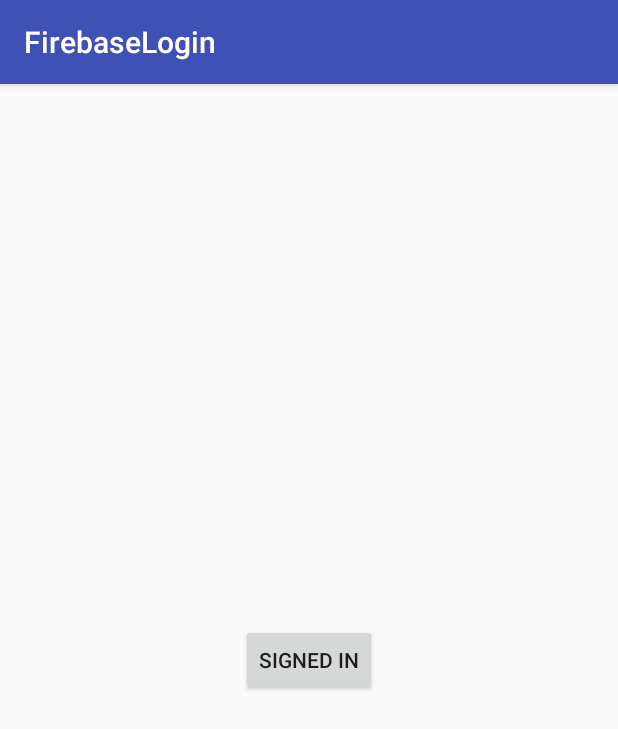
After one commit to ye-lin-aung/Android-Login, an Android app: the LoggedInActivity screen opened directly, with no data from a screen before it, on a phone screen of 412 x 824 dp. The commit adds this screen. Shown: the top 729 px of the screen. Run offline under Robolectric (Android 15) with nearby library versions, the phone set to English and light mode, and no system bars; our stand-ins replace data binding.

Commit message:
Added New Signed In Activity

```diff
--- a/FirebaseLogin/app/src/main/AndroidManifest.xml
+++ b/FirebaseLogin/app/src/main/AndroidManifest.xml
@@ -1,30 +1,32 @@
 <?xml version="1.0" encoding="utf-8"?>
 <manifest xmlns:android="http://schemas.android.com/apk/res/android"
-    package="com.yelinaung.firebaselogin" >
+    package="com.yelinaung.firebaselogin">
 
-    <uses-permission android:name="android.permission.INTERNET" />
+    <uses-permission android:name="android.permission.INTERNET"/>
 
     <!-- To auto-complete the email text field in the login form with the user's emails -->
-    <uses-permission android:name="android.permission.GET_ACCOUNTS" />
-    <uses-permission android:name="android.permission.READ_PROFILE" />
-    <uses-permission android:name="android.permission.READ_CONTACTS" />
+    <uses-permission android:name="android.permission.GET_ACCOUNTS"/>
+    <uses-permission android:name="android.permission.READ_PROFILE"/>
+    <uses-permission android:name="android.permission.READ_CONTACTS"/>
 
     <application
         android:allowBackup="true"
         android:icon="@mipmap/ic_launcher"
         android:label="@string/app_name"
         android:supportsRtl="true"
-        android:theme="@style/AppTheme" >
+        android:theme="@style/AppTheme">
         <meta-data
             android:name="com.facebook.sdk.ApplicationId"
-            android:value="@string/facebook_app_id" />
+            android:value="@string/facebook_app_id"/>
 
-        <activity android:name=".MainActivity" >
+        <activity android:name=".MainActivity">
             <intent-filter>
-                <action android:name="android.intent.action.MAIN" />
+                <action android:name="android.intent.action.MAIN"/>
 
-                <category android:name="android.intent.category.LAUNCHER" />
+                <category android:name="android.intent.category.LAUNCHER"/>
             </intent-filter>
+        </activity>
+        <activity android:name=".LoggedInActivity">
         </activity>
     </application>
 
--- /dev/null
+++ b/FirebaseLogin/app/src/main/java/com/yelinaung/firebaselogin/LoggedInActivity.kt
@@ -0,0 +1,12 @@
+package com.yelinaung.firebaselogin
+
+import android.os.Bundle
+import android.support.v7.app.AppCompatActivity
+
+class LoggedInActivity : AppCompatActivity() {
+
+    override fun onCreate(savedInstanceState: Bundle?) {
+        super.onCreate(savedInstanceState)
+        setContentView(R.layout.activity_logged_in)
+    }
+}
--- a/FirebaseLogin/app/src/main/java/com/yelinaung/firebaselogin/User.kt
+++ /dev/null
@@ -1,20 +0,0 @@
-package com.yelinaung.firebaselogin
-
-import kotlin.properties.Delegates
-
-/**
- * Created by user on 7/19/16.
- */
-
-class User(var ogName: String) {
-
-    var name: String by Delegates.observable("<no name>") { prop, old, new ->
-        println("$old -> $new")
-
-    }
-
-    var us: User by Delegates.observable(User("")){ prop, old, new ->
-
-    }
-
-}
--- /dev/null
+++ b/FirebaseLogin/app/src/main/res/layout/activity_logged_in.xml
@@ -0,0 +1,22 @@
+<?xml version="1.0" encoding="utf-8"?>
+<layout xmlns:android="http://schemas.android.com/apk/res/android">
+
+	<RelativeLayout
+
+			xmlns:tools="http://schemas.android.com/tools"
+			android:layout_width="match_parent"
+			android:layout_height="match_parent"
+			android:paddingLeft="@dimen/activity_horizontal_margin"
+			android:paddingRight="@dimen/activity_horizontal_margin"
+			android:paddingTop="@dimen/activity_vertical_margin"
+			android:paddingBottom="@dimen/activity_vertical_margin"
+			tools:context="com.yelinaung.firebaselogin.LoggedInActivity">
+
+		<Button
+				android:layout_width="wrap_content"
+				android:layout_height="wrap_content"
+				android:layout_centerInParent="true"
+				android:text="Signed In"/>
+
+	</RelativeLayout>
+</layout>
--- a/FirebaseLogin/app/src/main/res/values/strings.xml
+++ b/FirebaseLogin/app/src/main/res/values/strings.xml
@@ -3,7 +3,7 @@
 	<string name="facebook_app_id">1751492548459054</string>
 	<string name="title_activity_login">Sign in</string>
 
-    <!-- Strings related to login -->
+	<!-- Strings related to login -->
 	<string name="prompt_email">Email</string>
 	<string name="prompt_password">Password (optional)</string>
 	<string name="action_sign_in">Sign in or register</string>
```
